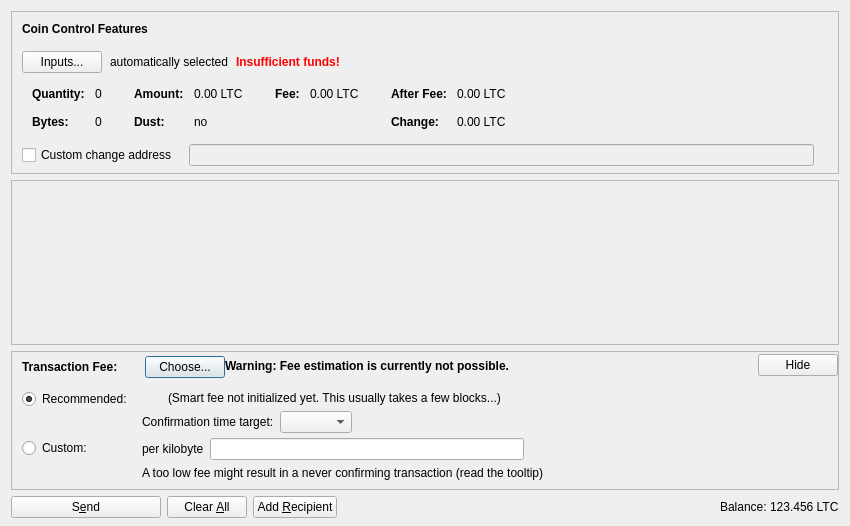
This is src/qt/forms/sendcoinsdialog.ui in dipdill/dillycoin as Qt 5 draws it before an edit. The edited form follows.
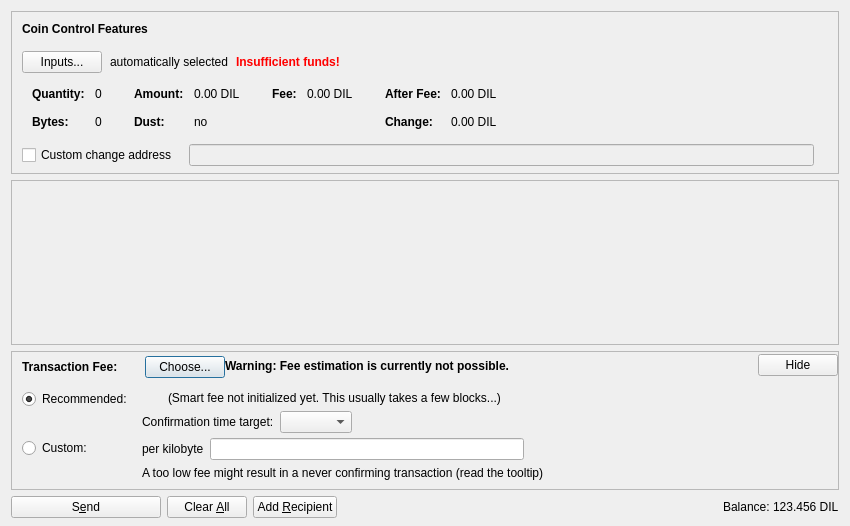
This is the edited form. Icons and pictures are not drawn. Custom widgets are drawn as their Qt base class.

```diff
--- a/src/qt/forms/sendcoinsdialog.ui
+++ b/src/qt/forms/sendcoinsdialog.ui
@@ -324,7 +324,7 @@
                   <enum>Qt::ActionsContextMenu</enum>
                  </property>
                  <property name="text">
-                  <string notr="true">0.00 LTC</string>
+                  <string notr="true">0.00 DIL</string>
                  </property>
                  <property name="textInteractionFlags">
                   <set>Qt::LinksAccessibleByMouse|Qt::TextSelectableByKeyboard|Qt::TextSelectableByMouse</set>
@@ -404,7 +404,7 @@
                   <enum>Qt::ActionsContextMenu</enum>
                  </property>
                  <property name="text">
-                  <string notr="true">0.00 LTC</string>
+                  <string notr="true">0.00 DIL</string>
                  </property>
                  <property name="textInteractionFlags">
                   <set>Qt::LinksAccessibleByMouse|Qt::TextSelectableByKeyboard|Qt::TextSelectableByMouse</set>
@@ -455,7 +455,7 @@
                   <enum>Qt::ActionsContextMenu</enum>
                  </property>
                  <property name="text">
-                  <string notr="true">0.00 LTC</string>
+                  <string notr="true">0.00 DIL</string>
                  </property>
                  <property name="textInteractionFlags">
                   <set>Qt::LinksAccessibleByMouse|Qt::TextSelectableByKeyboard|Qt::TextSelectableByMouse</set>
@@ -484,7 +484,7 @@
                   <enum>Qt::ActionsContextMenu</enum>
                  </property>
                  <property name="text">
-                  <string notr="true">0.00 LTC</string>
+                  <string notr="true">0.00 DIL</string>
                  </property>
                  <property name="textInteractionFlags">
                   <set>Qt::LinksAccessibleByMouse|Qt::TextSelectableByKeyboard|Qt::TextSelectableByMouse</set>
@@ -1204,7 +1204,7 @@
           <cursorShape>IBeamCursor</cursorShape>
          </property>
          <property name="text">
-          <string notr="true">123.456 LTC</string>
+          <string notr="true">123.456 DIL</string>
          </property>
          <property name="textInteractionFlags">
           <set>Qt::LinksAccessibleByMouse|Qt::TextSelectableByKeyboard|Qt::TextSelectableByMouse</set>
```
